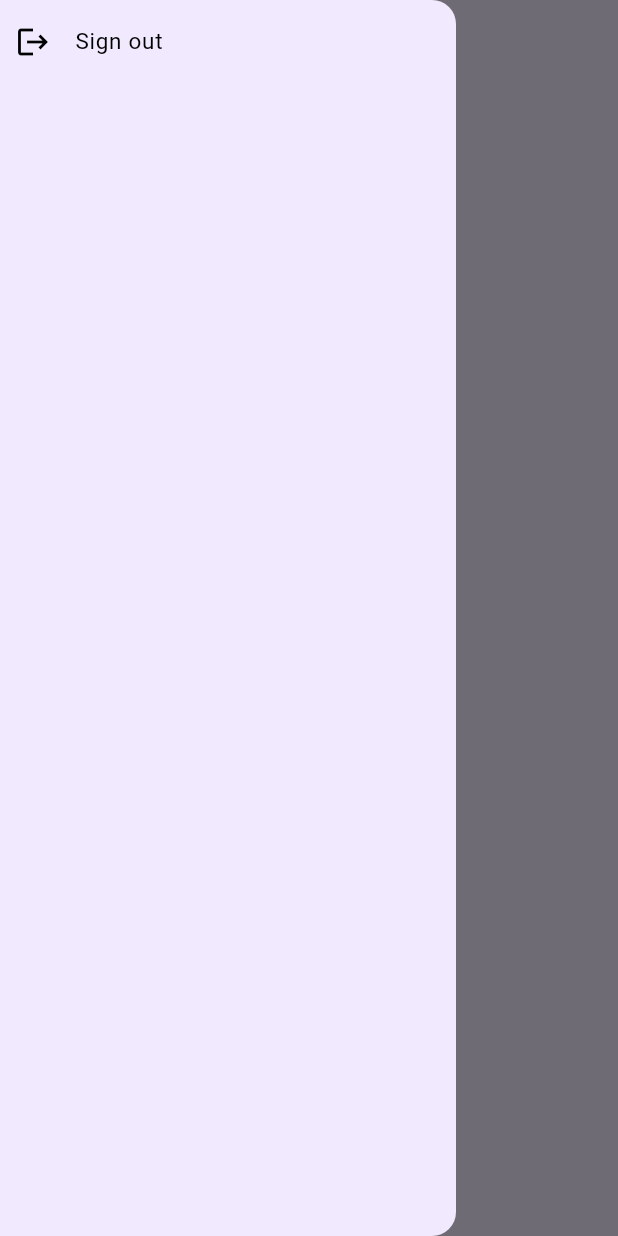
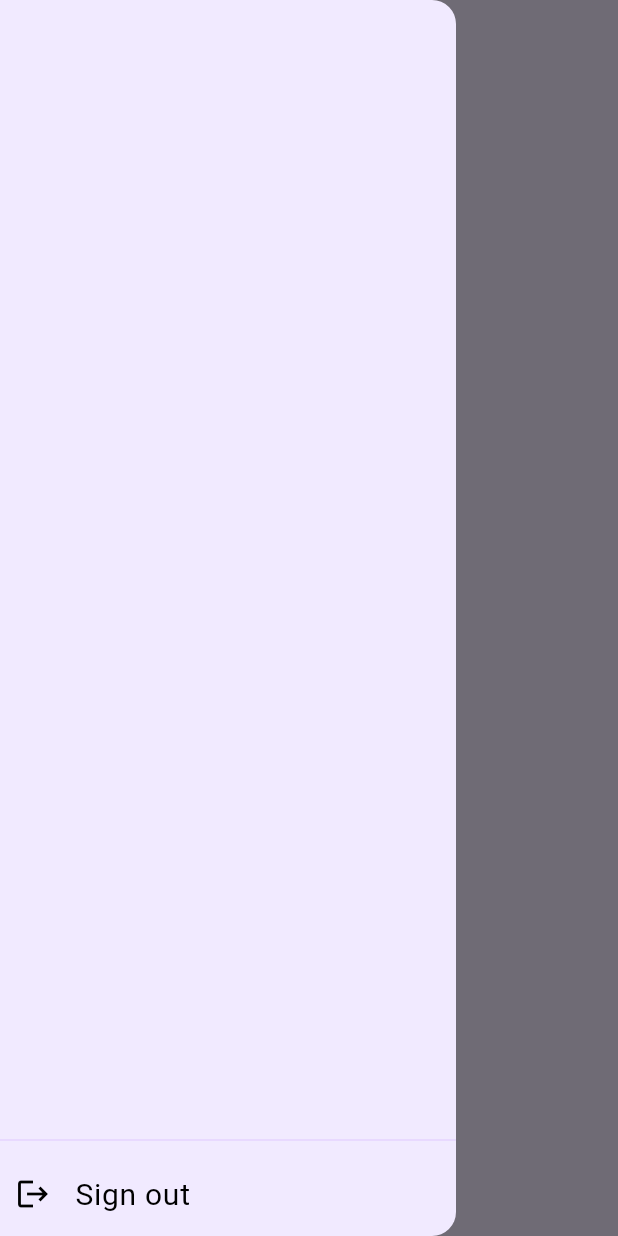
Before and after one commit to KaustubhVaidya404/Ova-Assignment-FLUTTER-KaustubhVaidya404, a Flutter app: the HomePage screen opened directly, in the side drawer, after a tap on "Sign out", on a phone screen of 412 x 824 dp. Run offline on Flutter 3.47's test engine with Material 3 defaults, Android fonts, the phone set to English and light mode, and no system bars; our stand-ins replace cloud_firestore, firebase_auth, firebase_core; accounts and stored records are empty; network calls fail.

```diff
--- /dev/null
+++ b/lib/components/cus_drawer.dart
@@ -0,0 +1,37 @@
+import 'package:chatlily/fireservices/auth/auth_service.dart';
+import 'package:flutter/material.dart';
+
+class CusDrawer extends StatelessWidget {
+  const CusDrawer({super.key});
+
+  @override
+  Widget build(BuildContext context) {
+    return Drawer(
+      backgroundColor: Theme.of(context).colorScheme.background,
+      child: Column(
+        children: [
+          Flexible(
+            flex: 1,
+            child: Container(),
+          ),
+          Divider(
+            color: Theme.of(context).colorScheme.primary,
+            thickness: 1,
+          ),
+          ListTile(
+            contentPadding: const EdgeInsets.symmetric(horizontal: 10),
+            leading: const Icon(Icons.logout),
+            title: const Text(
+              "Sign out",
+              style: TextStyle(fontSize: 20),
+            ),
+            onTap: () {
+              FireAuthService fireAuthService = FireAuthService();
+              fireAuthService.signOut();
+            },
+          )
+        ],
+      ),
+    );
+  }
+}
--- a/lib/auth/auth_state.dart
+++ b/lib/fireservices/auth/auth_state.dart
@@ -1,4 +1,4 @@
-import 'package:chatlily/auth/user_account_state.dart';
+import 'package:chatlily/fireservices/auth/user_account_state.dart';
 import 'package:chatlily/screens/home_page.dart';
 import 'package:firebase_auth/firebase_auth.dart';
 import 'package:flutter/material.dart';
@@ -17,7 +17,7 @@ class AuthState extends StatelessWidget {
             if (user == null) {
               return const AccountState();
             } else {
-              return const HomePage();
+              return HomePage();
             }
           } else {
             return const Scaffold(
--- /dev/null
+++ b/lib/fireservices/chats/chats.dart
@@ -0,0 +1,14 @@
+import 'package:cloud_firestore/cloud_firestore.dart';
+
+class ChatService {
+  final FirebaseFirestore _firestore = FirebaseFirestore.instance;
+
+  Stream<List<Map<String, dynamic>>> getUser() {
+    return _firestore.collection('users').snapshots().map((event) {
+      return event.docs.map((doc) {
+        final user = doc.data();
+        return user;
+      }).toList();
+    });
+  }
+}
--- a/lib/main.dart
+++ b/lib/main.dart
@@ -1,4 +1,4 @@
-import 'package:chatlily/auth/auth_state.dart';
+import 'package:chatlily/fireservices/auth/auth_state.dart';
 import 'package:chatlily/firebase_options.dart';
 import 'package:chatlily/theme/light_theme.dart';
 import 'package:firebase_core/firebase_core.dart';
--- a/lib/screens/createacc.dart
+++ b/lib/screens/createacc.dart
@@ -1,7 +1,8 @@
-import 'package:chatlily/auth/auth_service.dart';
+import 'package:chatlily/fireservices/auth/auth_service.dart';
 import 'package:chatlily/components/cus_button.dart';
 import 'package:chatlily/components/cus_text_feild.dart';
 import 'package:chatlily/config/color_config.dart';
+import 'package:chatlily/screens/home_page.dart';
 import 'package:chatlily/screens/login.dart';
 import 'package:flutter/material.dart';
 
@@ -23,6 +24,8 @@ class RegisterPage extends StatelessWidget {
             .then((user) {
           if (user != null) {
             print("Account Created Successful");
+            Navigator.pushReplacement(
+                context, MaterialPageRoute(builder: (builder) => HomePage()));
           } else {
             print("Account Creation Failed");
           }
--- a/lib/screens/home_page.dart
+++ b/lib/screens/home_page.dart
@@ -1,8 +1,15 @@
-import 'package:chatlily/auth/auth_service.dart';
+import 'package:chatlily/components/user_tile.dart';
+import 'package:chatlily/fireservices/auth/auth_service.dart';
+import 'package:chatlily/components/cus_drawer.dart';
+import 'package:chatlily/fireservices/chats/chats.dart';
+import 'package:chatlily/screens/chat_page.dart';
 import 'package:flutter/material.dart';
 
 class HomePage extends StatelessWidget {
-  const HomePage({super.key});
+  HomePage({super.key});
+
+  FireAuthService fireAuthService = FireAuthService();
+  ChatService chatService = ChatService();
 
   @override
   Widget build(BuildContext context) {
@@ -20,25 +27,42 @@ class HomePage extends StatelessWidget {
               fontSize: 35),
         ),
       ),
-      drawer: Drawer(
-        backgroundColor: Theme.of(context).colorScheme.background,
-        child: ListView(
-          children: [
-            ListTile(
-              contentPadding: const EdgeInsets.symmetric(horizontal: 10),
-              leading: const Icon(Icons.logout),
-              title: const Text(
-                "Sign out",
-                style: TextStyle(fontSize: 15),
-              ),
-              onTap: () {
-                FireAuthService fireAuthService = FireAuthService();
-                fireAuthService.signOut();
-              },
-            )
-          ],
-        ),
-      ),
+      drawer: const CusDrawer(),
+      body: StreamBuilder(
+          stream: chatService.getUser(),
+          builder: (context, snapshots) {
+            if (snapshots.hasError) {
+              const Text('Error');
+            }
+            if (snapshots.connectionState == ConnectionState.waiting) {
+              return const Center(
+                child: CircularProgressIndicator(),
+              );
+            }
+            return ListView(
+              children: snapshots.data!
+                  .map<Widget>((userData) => _userList(userData, context))
+                  .toList(),
+            );
+          }),
     );
   }
+
+  Widget _userList(Map<String, dynamic> user, BuildContext context) {
+    if (user['email'] != fireAuthService.getCurrentUser()!.email) {
+      return UserTile(
+        text: user['email'],
+        onTap: () {
+          Navigator.push(
+              context,
+              MaterialPageRoute(
+                  builder: (context) => ChatPage(
+                        receiverId: user['email'],
+                      )));
+        },
+      );
+    } else {
+      return const SizedBox();
+    }
+  }
 }
--- a/lib/screens/login.dart
+++ b/lib/screens/login.dart
@@ -1,4 +1,4 @@
-import 'package:chatlily/auth/auth_service.dart';
+import 'package:chatlily/fireservices/auth/auth_service.dart';
 import 'package:chatlily/components/cus_button.dart';
 import 'package:chatlily/components/cus_text_feild.dart';
 import 'package:chatlily/config/color_config.dart';
--- a/pubspec.yaml
+++ b/pubspec.yaml
@@ -37,6 +37,7 @@ dependencies:
   cupertino_icons: ^1.0.2
   firebase_core: ^2.24.2
   firebase_auth: ^4.16.0
+  cloud_firestore: ^4.14.0
 
 dev_dependencies:
   flutter_test:
```
Also changed, not shown: lib/components/user_tile.dart (added, +29 -0 lines), lib/fireservices/auth/auth_service.dart (renamed from lib/auth/auth_service.dart, +16 -0 lines), lib/screens/chat_page.dart (added, +15 -0 lines), lib/fireservices/auth/user_account_state.dart (renamed from lib/auth/user_account_state.dart), pubspec.lock, 1 other file.
